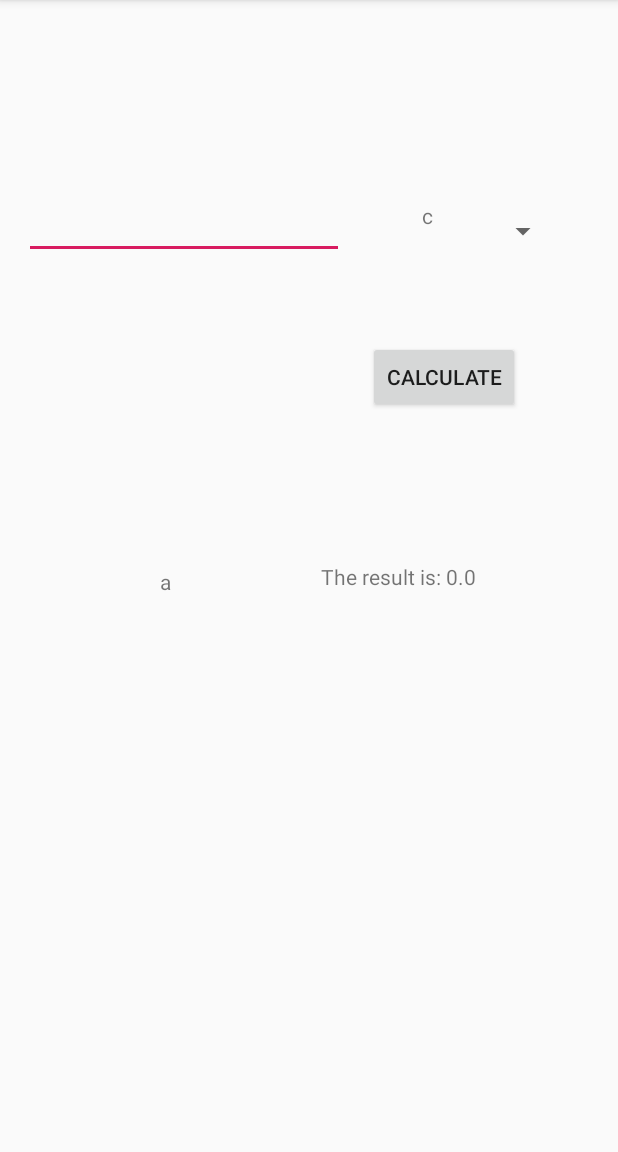
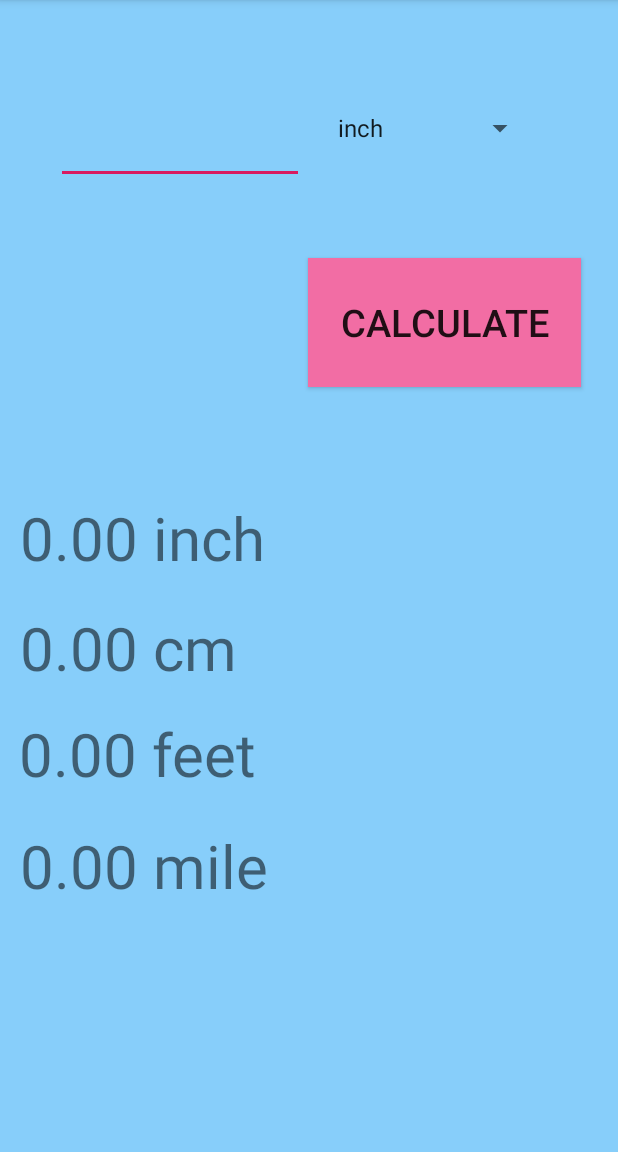
Before and after one commit to rthaiva1/Units-Convertor-Andriod-App, an Android app: the Main2Activity screen opened directly, with no data from a screen before it, after a tap on "CALCULATE", on a phone screen of 412 x 824 dp, the part 84-1236 px from its top. Run offline under Robolectric (Android 15) with nearby library versions, the phone set to English and light mode, and no system bars; 4 statements that could not run were skipped.

Commit message:
Fifth Commit

```diff
--- a/app/src/main/java/com/example/assingment1/Main2Activity.java
+++ b/app/src/main/java/com/example/assingment1/Main2Activity.java
@@ -8,17 +8,16 @@ import android.widget.Button;
 import android.widget.EditText;
 import android.widget.Spinner;
 import android.widget.TextView;
-import android.widget.Toast;
 
 import androidx.appcompat.app.AppCompatActivity;
 
 public class Main2Activity extends AppCompatActivity  implements AdapterView.OnItemSelectedListener{
 
     private EditText input;
-
-    private TextView selected;
     private TextView a;
     private TextView b;
+    private TextView c;
+    private TextView d;
     String text;
     @Override
     protected void onCreate(Bundle savedInstanceState) {
@@ -35,10 +34,10 @@ public class Main2Activity extends AppCompatActivity  implements AdapterView.OnI
 
         Button bt_calculate = (Button) findViewById(R.id.button3);
 
-        selected = (TextView) findViewById(R.id.textView3);
-        a = (TextView) findViewById(R.id.textView2);
-        b = (TextView) findViewById(R.id.textView);
-
+        a = (TextView) findViewById(R.id.textView);
+        b = (TextView) findViewById(R.id.textView5);
+        c = (TextView) findViewById(R.id.textView8);
+        d = (TextView) findViewById(R.id.textView9);
 
         bt_calculate.setOnClickListener(new View.OnClickListener() {
             @Override
@@ -49,14 +48,58 @@ public class Main2Activity extends AppCompatActivity  implements AdapterView.OnI
     }
     private void makeCalculations() {
         double result=0;
-            double n1 = Double.valueOf(input.getText().toString())/12;
-            result=n1;
-        a.setText("The result is: " + result);
+        if(text.compareTo("inch") == 0)
+        {
+            double n1 = Double.valueOf(input.getText().toString());
+            a.setText(String.format("%.2f", n1) + " inch");
+            double n2 = Double.valueOf(input.getText().toString()) * 2.54;
+            b.setText(String.format("%.2f", n2) + " cm");
+            double n3 = Double.valueOf(input.getText().toString()) / 12;
+            c.setText(String.format("%.2f", n3) + " feet");
+            double n4 = Double.valueOf(input.getText().toString()) / 63360;
+            d.setText(String.format("%.2f", n4) + " mile");
+        }
+
+        if(text.compareTo("cm") == 0)
+        {
+            double n1 = Double.valueOf(input.getText().toString()) / 2.54;
+            a.setText(String.format("%.2f", n1) + " inch");
+            double n2 = Double.valueOf(input.getText().toString());
+            b.setText(String.format("%.2f", n2) + " cm");
+            double n3 = Double.valueOf(input.getText().toString()) / 30.48;
+            c.setText(String.format("%.2f", n3) + " feet");
+            double n4 = Double.valueOf(input.getText().toString()) / 160934.4;
+            d.setText(String.format("%.2f", n4) + " mile");
+        }
+
+        if(text.compareTo("feet") == 0)
+        {
+            double n1 = Double.valueOf(input.getText().toString()) * 12;
+            a.setText(String.format("%.2f", n1) + " inch");
+            double n2 = Double.valueOf(input.getText().toString()) * 30.48;
+            b.setText(String.format("%.2f", n2) + " cm");
+            double n3 = Double.valueOf(input.getText().toString());
+            c.setText(String.format("%.2f", n3) + " feet");
+            double n4 = Double.valueOf(input.getText().toString()) / 5280;
+            d.setText(String.format("%.2f", n4) + " mile");
+        }
+
+        if(text.compareTo("mile") == 0)
+        {
+            double n1 = Double.valueOf(input.getText().toString()) * 63360;
+            a.setText(String.format("%.2f", n1) + " inch");
+            double n2 = Double.valueOf(input.getText().toString()) * 160934.4;
+            b.setText(String.format("%.2f", n2) + " cm");
+            double n3 = Double.valueOf(input.getText().toString()) * 5280;
+            c.setText(String.format("%.2f", n3) + " feet");
+            double n4 = Double.valueOf(input.getText().toString());
+            d.setText(String.format("%.2f", n4) + " mile");
+        }
+
     }
     @Override
     public void onItemSelected(AdapterView<?> adapterView, View view, int i, long l) {
         text = adapterView.getItemAtPosition(i).toString();
-        Toast.makeText(adapterView.getContext(), text, Toast.LENGTH_SHORT).show();
     }
 
     @Override
--- a/app/src/main/res/layout/activity_main2.xml
+++ b/app/src/main/res/layout/activity_main2.xml
@@ -4,80 +4,98 @@
     xmlns:tools="http://schemas.android.com/tools"
     android:layout_width="match_parent"
     android:layout_height="match_parent"
+    android:background="@drawable/ww"
     tools:context=".Main2Activity">
-
 
     <Spinner
         android:id="@+id/spinner1"
-        android:layout_width="41dp"
-        android:layout_height="16dp"
-        android:textSize="20dp"
+        android:layout_width="140dp"
+        android:layout_height="72dp"
+        android:text=""
+        android:textSize="25sp"
         app:layout_constraintBottom_toBottomOf="parent"
         app:layout_constraintEnd_toEndOf="parent"
-        app:layout_constraintHorizontal_bias="0.894"
+        app:layout_constraintHorizontal_bias="0.8"
         app:layout_constraintStart_toStartOf="parent"
         app:layout_constraintTop_toTopOf="parent"
-        app:layout_constraintVertical_bias="0.194"
+        app:layout_constraintVertical_bias="0.071"
         tools:ignore="MissingConstraints" />
 
     <EditText
         android:id="@+id/editText"
-        android:layout_width="wrap_content"
-        android:layout_height="wrap_content"
+        android:layout_width="165dp"
+        android:layout_height="56dp"
         android:ems="10"
         android:inputType="numberDecimal"
+        android:textSize="25sp"
         app:layout_constraintBottom_toBottomOf="parent"
         app:layout_constraintEnd_toEndOf="parent"
-        app:layout_constraintHorizontal_bias="0.082"
+        app:layout_constraintHorizontal_bias="0.15"
         app:layout_constraintStart_toStartOf="parent"
         app:layout_constraintTop_toTopOf="parent"
-        app:layout_constraintVertical_bias="0.176" />
+        app:layout_constraintVertical_bias="0.094" />
 
     <Button
         android:id="@+id/button3"
-        android:layout_width="wrap_content"
-        android:layout_height="wrap_content"
+        android:layout_width="182dp"
+        android:layout_height="86dp"
         android:text="Calculate"
+        android:textSize="25sp"
+        android:background="@drawable/pink"
         app:layout_constraintBottom_toBottomOf="parent"
         app:layout_constraintEnd_toEndOf="parent"
-        app:layout_constraintHorizontal_bias="0.789"
+        app:layout_constraintHorizontal_bias="0.893"
         app:layout_constraintStart_toStartOf="parent"
         app:layout_constraintTop_toTopOf="parent"
-        app:layout_constraintVertical_bias="0.316" />
+        app:layout_constraintVertical_bias="0.252" />
 
     <TextView
         android:id="@+id/textView"
-        android:layout_width="wrap_content"
-        android:layout_height="wrap_content"
-        android:text="a"
+        android:layout_width="320dp"
+        android:layout_height="70dp"
+        android:textSize="40sp"
         app:layout_constraintBottom_toBottomOf="parent"
         app:layout_constraintEnd_toEndOf="parent"
-        app:layout_constraintHorizontal_bias="0.264"
+        app:layout_constraintHorizontal_bias="0.142"
         app:layout_constraintStart_toStartOf="parent"
         app:layout_constraintTop_toTopOf="parent"
-        app:layout_constraintVertical_bias="0.505" />
+        app:layout_constraintVertical_bias="0.475" />
 
     <TextView
-        android:id="@+id/textView2"
-        android:layout_width="wrap_content"
-        android:layout_height="wrap_content"
-        android:text="b"
+        android:id="@+id/textView5"
+        android:layout_width="320dp"
+        android:layout_height="70dp"
+        android:textSize="40sp"
         app:layout_constraintBottom_toBottomOf="parent"
         app:layout_constraintEnd_toEndOf="parent"
-        app:layout_constraintHorizontal_bias="0.693"
+        app:layout_constraintHorizontal_bias="0.147"
         app:layout_constraintStart_toStartOf="parent"
-        app:layout_constraintTop_toTopOf="parent" />
+        app:layout_constraintTop_toTopOf="parent"
+        app:layout_constraintVertical_bias="0.58" />
 
     <TextView
-        android:id="@+id/textView3"
-        android:layout_width="wrap_content"
-        android:layout_height="wrap_content"
-        android:text="c"
+        android:id="@+id/textView8"
+        android:layout_width="320dp"
+        android:layout_height="70dp"
+        android:textSize="40sp"
         app:layout_constraintBottom_toBottomOf="parent"
         app:layout_constraintEnd_toEndOf="parent"
-        app:layout_constraintHorizontal_bias="0.696"
+        app:layout_constraintHorizontal_bias="0.137"
         app:layout_constraintStart_toStartOf="parent"
         app:layout_constraintTop_toTopOf="parent"
-        app:layout_constraintVertical_bias="0.179" />
+        app:layout_constraintVertical_bias="0.681" />
+
+    <TextView
+        android:id="@+id/textView9"
+        android:layout_width="320dp"
+        android:layout_height="70dp"
+        android:textSize="40sp"
+        app:layout_constraintBottom_toBottomOf="parent"
+        app:layout_constraintEnd_toEndOf="parent"
+        app:layout_constraintHorizontal_bias="0.142"
+        app:layout_constraintStart_toStartOf="parent"
+        app:layout_constraintTop_toTopOf="parent"
+        app:layout_constraintVertical_bias="0.788" />
+
 
 </androidx.constraintlayout.widget.ConstraintLayout>
--- a/app/src/main/res/values/strings.xml
+++ b/app/src/main/res/values/strings.xml
@@ -3,11 +3,8 @@
 
     <string-array name="length">
         <item>inch</item>
-        <item>mm</item>
         <item>cm</item>
-        <item>km</item>
         <item>feet</item>
-        <item>meters</item>
         <item>miles</item>
     </string-array>
 </resources>
```
Also changed, not shown: app/src/main/res/layout/activity_main.xml (+65 -12 lines), app/src/main/res/drawable/background.jpeg (deleted), app/src/main/res/drawable/drop.png (added), app/src/main/res/drawable/length.gif (added), app/src/main/res/drawable/length.jpg (deleted), app/src/main/res/drawable/liquid.jpg (deleted), app/src/main/res/drawable/pink.jpg (added), app/src/main/res/drawable/t.gif (added), app/src/main/res/drawable/ww.png (added).
